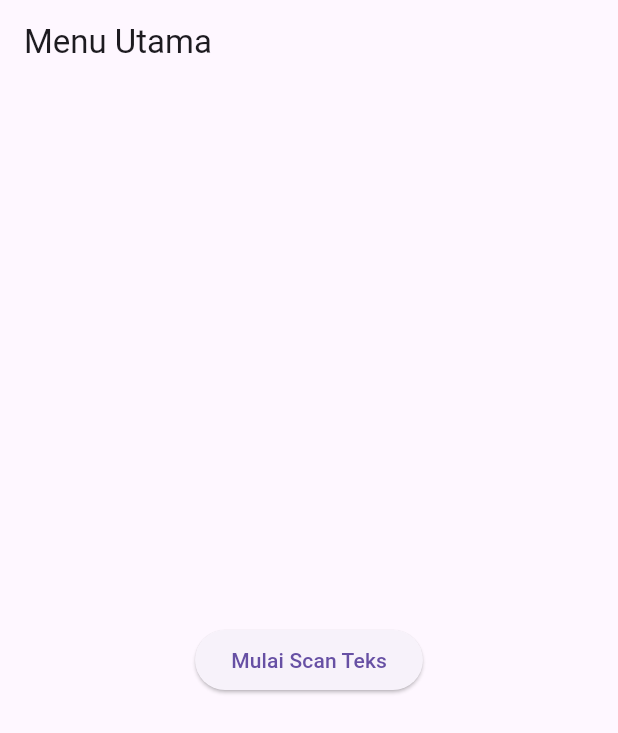
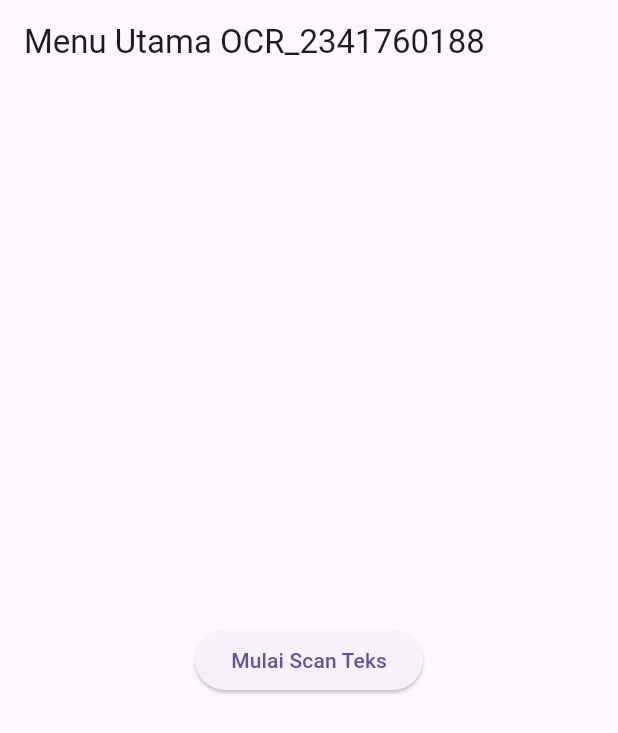
Before and after one commit to stewistzz/ocr_sederhana, a Flutter app: the screen it shows after launch, on a phone screen of 412 x 824 dp. Shown: the top 733 px of the screen. Run offline on Flutter 3.47's test engine with Material 3 defaults, Android fonts, the phone set to English and light mode, and no system bars; our stand-ins replace camera; missing offline and left inert: google_mlkit_text_recognition.

Commit message:
UTS: Basis awal proyek OCR Sederhana

```diff
--- a/lib/screens/home_screen.dart
+++ b/lib/screens/home_screen.dart
@@ -10,7 +10,7 @@ class HomeScreen extends StatelessWidget {
   @override
   Widget build(BuildContext context) {
     return Scaffold(
-      appBar: AppBar(title: const Text('Menu Utama')),
+      appBar: AppBar(title: const Text('Menu Utama OCR_2341760188')),
 
       body: Center(
         child: ElevatedButton(
```
